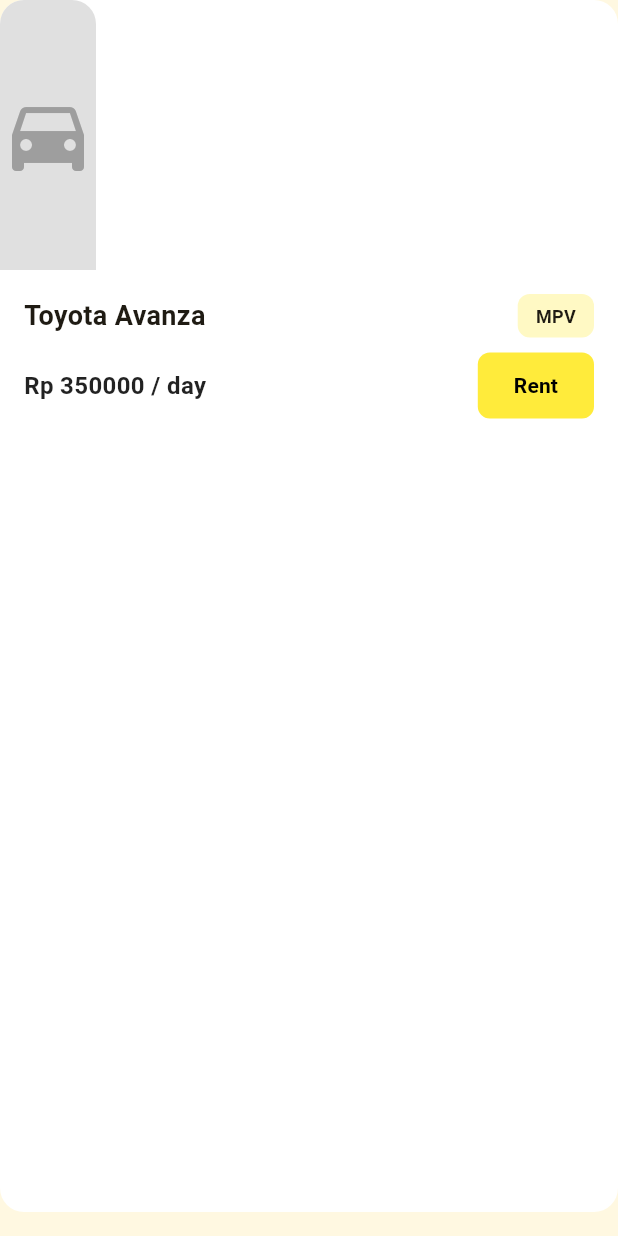
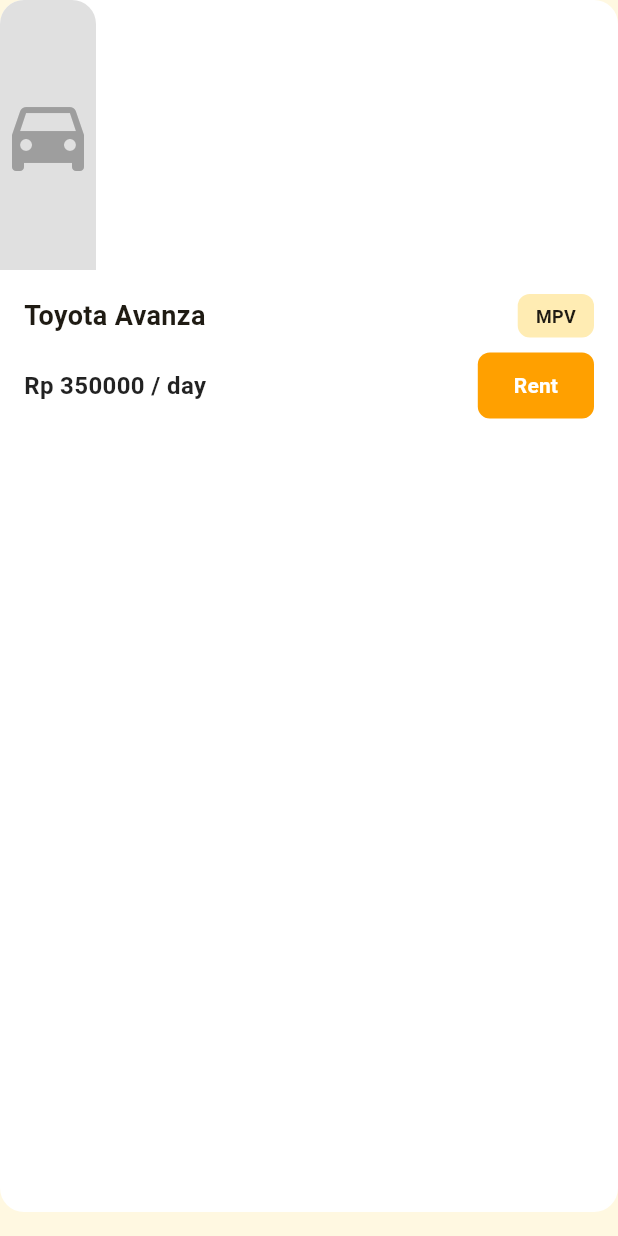
Before and after one commit to naufalalamhaidar/utspam_c3_5a_0031, a Flutter app: the _CarCard widget shown alone on an empty page, opened directly with sample values from the repository, on a phone screen of 412 x 824 dp. Run offline on Flutter 3.47's test engine with Material 3 defaults, Android fonts, the phone set to English and light mode, and no system bars; our stand-ins replace shared_preferences; accounts and stored records are empty; network calls fail.

Commit message:
color update

```diff
--- a/lib/pages/home_page.dart
+++ b/lib/pages/home_page.dart
@@ -47,9 +47,9 @@
   @override
   Widget build(BuildContext context) {
     return Scaffold(
-      backgroundColor: Colors.yellow.shade50,
+      backgroundColor: Colors.amber.shade50,
       appBar: AppBar(
-        backgroundColor: Colors.yellow,
+        backgroundColor: Colors.amber[700],
         elevation: 0,
         title: Column(
           crossAxisAlignment: CrossAxisAlignment.start,
@@ -70,7 +70,7 @@
         ),
         actions: [
           IconButton(
-            icon: const Icon(Icons.logout, color: Colors.black),
+            icon: const Icon(Icons.logout, color: Colors.white),
             onPressed: _logout,
           ),
         ],
@@ -80,7 +80,7 @@
           crossAxisAlignment: CrossAxisAlignment.start,
           children: [
             Container(
-              color: Colors.yellow,
+              color: Colors.amber[700],
               padding: const EdgeInsets.fromLTRB(24, 0, 24, 24),
               child: Column(
                 children: [
@@ -300,7 +300,7 @@
                         vertical: 6,
                       ),
                       decoration: BoxDecoration(
-                        color: Colors.yellow.shade100,
+                        color: Colors.amber[100],
                         borderRadius: BorderRadius.circular(8),
                       ),
                       child: Text(
@@ -328,8 +328,8 @@
                     ElevatedButton(
                       onPressed: onRent,
                       style: ElevatedButton.styleFrom(
-                        backgroundColor: Colors.yellow,
-                        foregroundColor: Colors.black,
+                        backgroundColor: Colors.amber[700],
+                        foregroundColor: Colors.white,
                         padding: const EdgeInsets.symmetric(
                           horizontal: 24,
                           vertical: 12,
```
